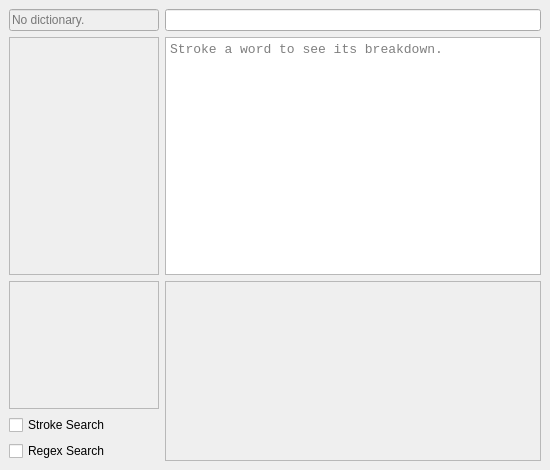
fourshade/spectra_lexer, file spectra_lexer/gui_qt/main_window.ui: the form before one commit.
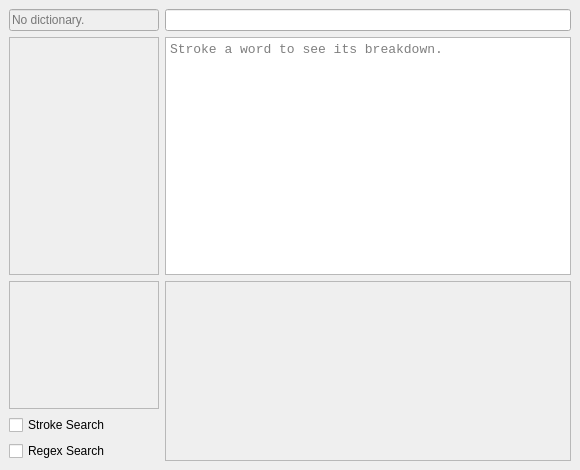
The form after the commit. Icons and pictures are not drawn. Custom widgets are drawn as their Qt base class.

The edit to the form file:
```diff
--- a/spectra_lexer/gui_qt/main_window.ui
+++ b/spectra_lexer/gui_qt/main_window.ui
@@ -6,7 +6,7 @@
    <rect>
     <x>0</x>
     <y>0</y>
-    <width>550</width>
+    <width>580</width>
     <height>470</height>
    </rect>
   </property>
@@ -18,7 +18,7 @@
     <normaloff>:/spectra_lexer/icon.svg</normaloff>:/spectra_lexer/icon.svg</iconset>
   </property>
   <widget class="QWidget" name="w_main">
-   <layout class="QGridLayout" name="layout_main" rowminimumheight="22,210,180" columnminimumwidth="150,375">
+   <layout class="QGridLayout" name="layout_main" rowminimumheight="22,210,180" columnminimumwidth="150,275">
     <item row="0" column="0">
      <widget class="QLineEdit" name="w_search_input">
       <property name="enabled">
@@ -270,7 +270,7 @@
       </property>
       <layout class="QVBoxLayout" name="layout_info">
        <property name="spacing">
-        <number>0</number>
+        <number>2</number>
        </property>
        <property name="leftMargin">
         <number>6</number>
@@ -287,15 +287,21 @@
        <item>
         <widget class="QLabel" name="w_display_desc">
          <property name="sizePolicy">
-          <sizepolicy hsizetype="Expanding" vsizetype="Expanding">
+          <sizepolicy hsizetype="Expanding" vsizetype="Preferred">
            <horstretch>0</horstretch>
-           <verstretch>1</verstretch>
+           <verstretch>0</verstretch>
           </sizepolicy>
          </property>
          <property name="minimumSize">
           <size>
            <width>0</width>
-           <height>40</height>
+           <height>0</height>
+          </size>
+         </property>
+         <property name="maximumSize">
+          <size>
+           <width>16777215</width>
+           <height>64</height>
           </size>
          </property>
          <property name="font">
@@ -304,15 +310,6 @@
            <pointsize>10</pointsize>
           </font>
          </property>
-         <property name="lineWidth">
-          <number>1</number>
-         </property>
-         <property name="text">
-          <string/>
-         </property>
-         <property name="textFormat">
-          <enum>Qt::AutoText</enum>
-         </property>
          <property name="alignment">
           <set>Qt::AlignCenter</set>
          </property>
@@ -321,24 +318,18 @@
          </property>
         </widget>
        </item>
-       <item alignment="Qt::AlignHCenter">
+       <item>
         <widget class="StenoBoardWidget" name="w_display_board" native="true">
          <property name="sizePolicy">
-          <sizepolicy hsizetype="Fixed" vsizetype="Fixed">
+          <sizepolicy hsizetype="Expanding" vsizetype="Expanding">
            <horstretch>0</horstretch>
-           <verstretch>3</verstretch>
+           <verstretch>0</verstretch>
           </sizepolicy>
          </property>
          <property name="minimumSize">
           <size>
-           <width>310</width>
-           <height>120</height>
-          </size>
-         </property>
-         <property name="maximumSize">
-          <size>
-           <width>310</width>
-           <height>120</height>
+           <width>0</width>
+           <height>100</height>
           </size>
          </property>
         </widget>
```
Left out of the diff: 2 changed lines with no effect on the pictures.
